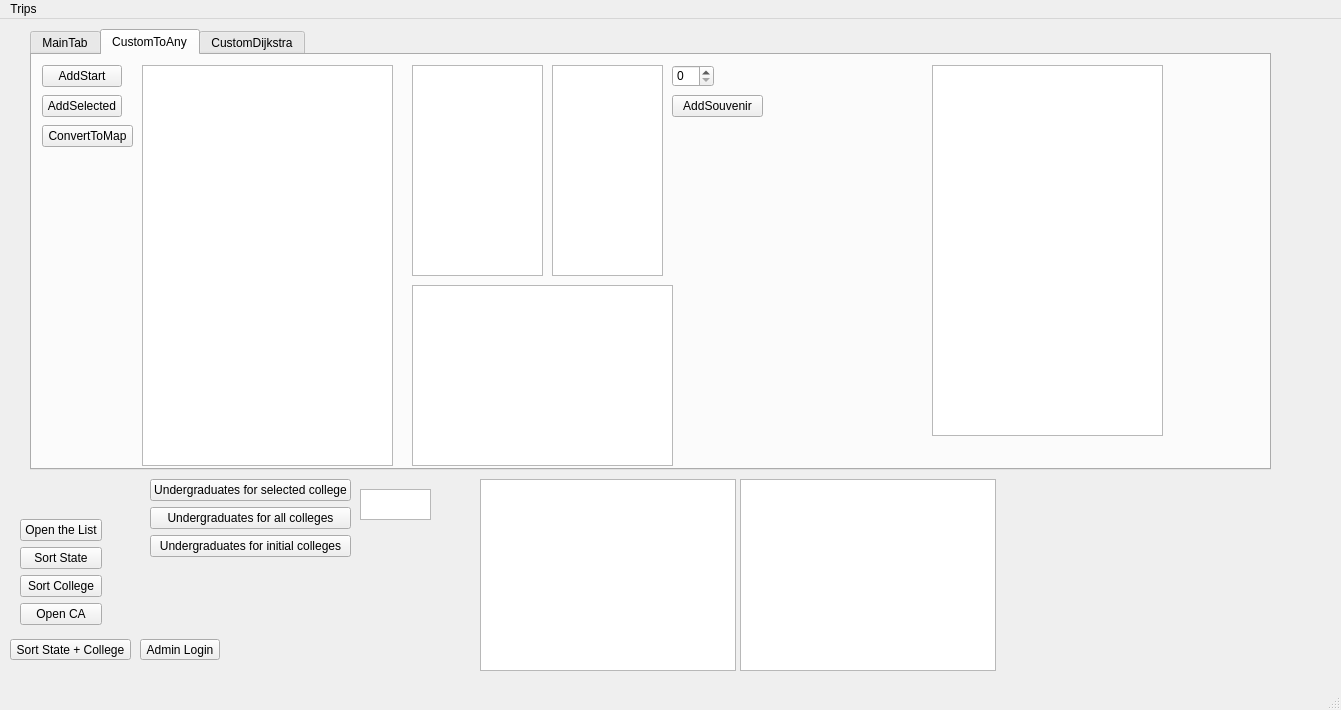
Qt form CollegeTouring/mainwindow.ui (Savant-sys/College-Touring) before a commit.
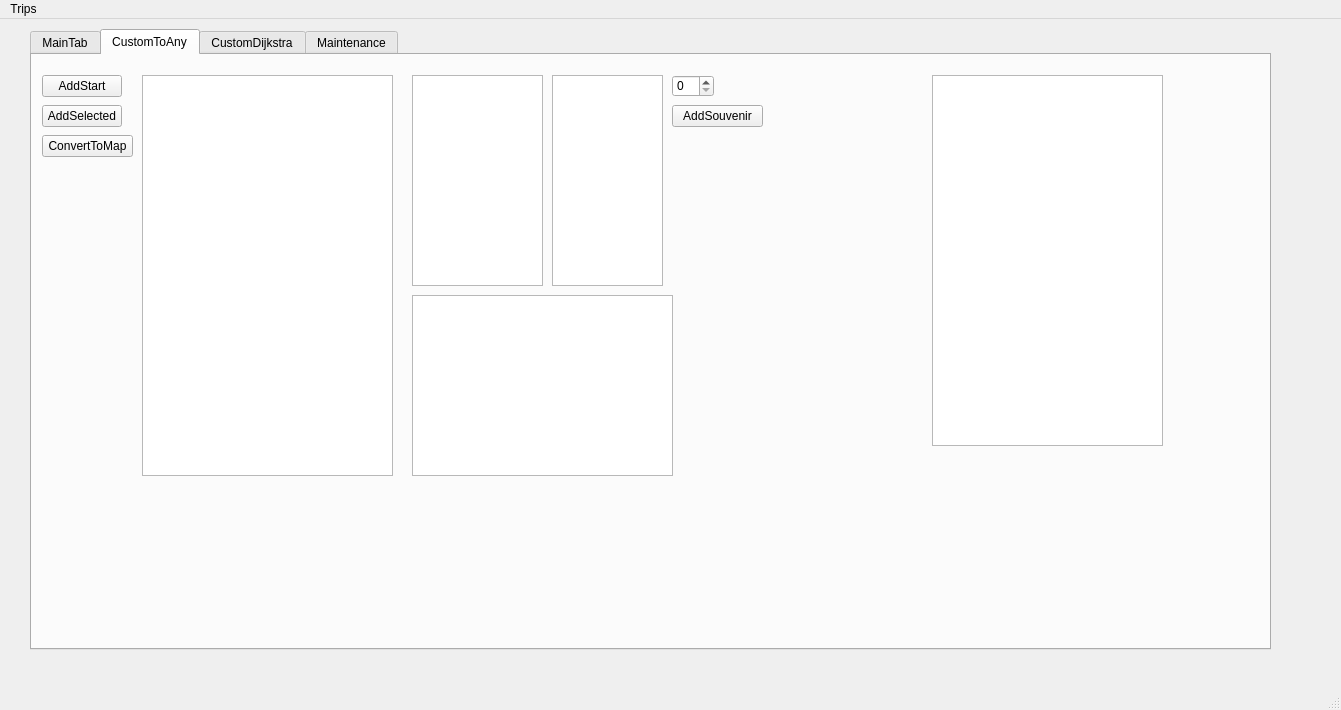
The same form after that commit. The open tabs and pages were chosen to show the change.

The edit to the form file:
```diff
--- a/CollegeTouring/mainwindow.ui
+++ b/CollegeTouring/mainwindow.ui
@@ -14,59 +14,13 @@
    <string>MainWindow</string>
   </property>
   <widget class="QWidget" name="centralwidget">
-   <widget class="QListWidget" name="customList">
-    <property name="geometry">
-     <rect>
-      <x>480</x>
-      <y>460</y>
-      <width>256</width>
-      <height>192</height>
-     </rect>
-    </property>
-   </widget>
-   <widget class="QListWidget" name="menuList">
-    <property name="geometry">
-     <rect>
-      <x>740</x>
-      <y>460</y>
-      <width>256</width>
-      <height>192</height>
-     </rect>
-    </property>
-   </widget>
-   <widget class="QPushButton" name="sortStateCollege">
-    <property name="geometry">
-     <rect>
-      <x>10</x>
-      <y>620</y>
-      <width>121</width>
-      <height>21</height>
-     </rect>
-    </property>
-    <property name="text">
-     <string>Sort State + College</string>
-    </property>
-   </widget>
-   <widget class="QPushButton" name="adminPop">
-    <property name="geometry">
-     <rect>
-      <x>140</x>
-      <y>620</y>
-      <width>80</width>
-      <height>21</height>
-     </rect>
-    </property>
-    <property name="text">
-     <string>Admin Login</string>
-    </property>
-   </widget>
    <widget class="QStackedWidget" name="stackedWidget">
     <property name="geometry">
      <rect>
       <x>10</x>
       <y>10</y>
       <width>1271</width>
-      <height>441</height>
+      <height>631</height>
      </rect>
     </property>
     <widget class="QWidget" name="page">
@@ -76,7 +30,7 @@
         <x>20</x>
         <y>0</y>
         <width>1241</width>
-        <height>441</height>
+        <height>621</height>
        </rect>
       </property>
       <property name="currentIndex">
@@ -96,95 +50,161 @@
          </rect>
         </property>
        </widget>
+       <widget class="QWidget" name="layoutWidget">
+        <property name="geometry">
+         <rect>
+          <x>10</x>
+          <y>400</y>
+          <width>186</width>
+          <height>139</height>
+         </rect>
+        </property>
+        <layout class="QVBoxLayout" name="verticalLayout_2">
+         <item>
+          <widget class="QPushButton" name="openCA">
+           <property name="text">
+            <string>Open CA</string>
+           </property>
+          </widget>
+         </item>
+         <item>
+          <widget class="QPushButton" name="openAll">
+           <property name="text">
+            <string>Open all</string>
+           </property>
+          </widget>
+         </item>
+         <item>
+          <widget class="QPushButton" name="sortStateStart">
+           <property name="text">
+            <string>Sort State + Start Colleges</string>
+           </property>
+          </widget>
+         </item>
+         <item>
+          <widget class="QPushButton" name="sortStateEnd">
+           <property name="text">
+            <string>Sort State + End Colleges</string>
+           </property>
+          </widget>
+         </item>
+        </layout>
+       </widget>
+       <widget class="QWidget" name="layoutWidget">
+        <property name="geometry">
+         <rect>
+          <x>200</x>
+          <y>390</y>
+          <width>252</width>
+          <height>165</height>
+         </rect>
+        </property>
+        <layout class="QVBoxLayout" name="verticalLayout">
+         <item>
+          <widget class="QPushButton" name="UnderSelected">
+           <property name="text">
+            <string>Undergraduates for selected college</string>
+           </property>
+          </widget>
+         </item>
+         <item>
+          <widget class="QPushButton" name="UnderAll">
+           <property name="text">
+            <string>Undergraduates for all colleges</string>
+           </property>
+          </widget>
+         </item>
+         <item>
+          <widget class="QPushButton" name="UnderInitial">
+           <property name="text">
+            <string>Undergraduates for initial colleges</string>
+           </property>
+          </widget>
+         </item>
+        </layout>
+       </widget>
+       <widget class="QTextBrowser" name="textBrowser">
+        <property name="geometry">
+         <rect>
+          <x>490</x>
+          <y>470</y>
+          <width>101</width>
+          <height>31</height>
+         </rect>
+        </property>
+        <property name="verticalScrollBarPolicy">
+         <enum>Qt::ScrollBarAlwaysOff</enum>
+        </property>
+        <property name="horizontalScrollBarPolicy">
+         <enum>Qt::ScrollBarAlwaysOff</enum>
+        </property>
+       </widget>
+       <widget class="QPushButton" name="adminPop">
+        <property name="geometry">
+         <rect>
+          <x>1020</x>
+          <y>500</y>
+          <width>101</width>
+          <height>31</height>
+         </rect>
+        </property>
+        <property name="text">
+         <string>Admin Login</string>
+        </property>
+       </widget>
       </widget>
       <widget class="QWidget" name="tab_2">
        <attribute name="title">
         <string>CustomToAny</string>
        </attribute>
-       <widget class="QPushButton" name="pushButton">
-        <property name="geometry">
-         <rect>
-          <x>10</x>
-          <y>10</y>
-          <width>80</width>
-          <height>22</height>
-         </rect>
-        </property>
-        <property name="text">
-         <string>AddStart</string>
-        </property>
-       </widget>
-       <widget class="QListWidget" name="CustomTripList">
-        <property name="geometry">
-         <rect>
-          <x>110</x>
-          <y>10</y>
-          <width>251</width>
-          <height>401</height>
-         </rect>
-        </property>
-       </widget>
-       <widget class="QPushButton" name="pushButton_2">
-        <property name="geometry">
-         <rect>
-          <x>10</x>
-          <y>40</y>
-          <width>80</width>
-          <height>22</height>
-         </rect>
-        </property>
-        <property name="text">
-         <string>AddSelected</string>
-        </property>
-       </widget>
-       <widget class="QListWidget" name="CustomTripSouvs">
-        <property name="geometry">
-         <rect>
-          <x>380</x>
-          <y>10</y>
-          <width>131</width>
-          <height>211</height>
-         </rect>
-        </property>
-       </widget>
-       <widget class="QListWidget" name="CustomTripPrices">
-        <property name="geometry">
-         <rect>
-          <x>520</x>
-          <y>10</y>
-          <width>111</width>
-          <height>211</height>
-         </rect>
-        </property>
-       </widget>
-       <widget class="QSpinBox" name="spinBox">
-        <property name="geometry">
-         <rect>
-          <x>640</x>
-          <y>10</y>
-          <width>42</width>
-          <height>22</height>
-         </rect>
-        </property>
-        <property name="maximum">
-         <number>10</number>
-        </property>
-       </widget>
        <widget class="QTableWidget" name="Cart">
         <property name="geometry">
          <rect>
           <x>900</x>
-          <y>10</y>
+          <y>20</y>
           <width>231</width>
           <height>371</height>
          </rect>
         </property>
        </widget>
+       <widget class="QListWidget" name="CustomTripSouvs">
+        <property name="geometry">
+         <rect>
+          <x>380</x>
+          <y>20</y>
+          <width>131</width>
+          <height>211</height>
+         </rect>
+        </property>
+       </widget>
+       <widget class="QPushButton" name="CustomConvert">
+        <property name="geometry">
+         <rect>
+          <x>10</x>
+          <y>80</y>
+          <width>91</width>
+          <height>22</height>
+         </rect>
+        </property>
+        <property name="text">
+         <string>ConvertToMap</string>
+        </property>
+       </widget>
+       <widget class="QListWidget" name="CustomTripPrices">
+        <property name="geometry">
+         <rect>
+          <x>520</x>
+          <y>20</y>
+          <width>111</width>
+          <height>211</height>
+         </rect>
+        </property>
+       </widget>
        <widget class="QPushButton" name="AddToCart">
         <property name="geometry">
          <rect>
           <x>640</x>
-          <y>40</y>
+          <y>50</y>
           <width>91</width>
           <height>22</height>
          </rect>
@@ -197,7 +217,7 @@
         <property name="geometry">
          <rect>
           <x>380</x>
-          <y>230</y>
+          <y>240</y>
           <width>261</width>
           <height>181</height>
          </rect>
@@ -207,17 +227,53 @@
         <property name="geometry">
          <rect>
           <x>10</x>
-          <y>70</y>
-          <width>91</width>
+          <y>20</y>
+          <width>80</width>
           <height>22</height>
          </rect>
         </property>
         <property name="text">
-         <string>ConvertToMap</string>
+         <string>AddStart</string>
+        </property>
+       </widget>
+       <widget class="QSpinBox" name="spinBox">
+        <property name="geometry">
+         <rect>
+          <x>640</x>
+          <y>20</y>
+          <width>42</width>
+          <height>22</height>
+         </rect>
+        </property>
+        <property name="maximum">
+         <number>10</number>
+        </property>
+       </widget>
+       <widget class="QListWidget" name="CustomTripList">
+        <property name="geometry">
+         <rect>
+          <x>110</x>
+          <y>20</y>
+          <width>251</width>
+          <height>401</height>
+         </rect>
+        </property>
+       </widget>
+       <widget class="QPushButton" name="pushButton_2">
+        <property name="geometry">
+         <rect>
+          <x>10</x>
+          <y>50</y>
+          <width>80</width>
+          <height>22</height>
+         </rect>
+        </property>
+        <property name="text">
+         <string>AddSelected</string>
         </property>
        </widget>
       </widget>
-      <widget class="QWidget" name="tab_3">
+      <widget class="QWidget" name="tab_4">
        <attribute name="title">
         <string>CustomDijkstra</string>
        </attribute>
@@ -281,99 +337,84 @@
         </property>
        </widget>
       </widget>
+      <widget class="QWidget" name="tab_3">
+       <attribute name="title">
+        <string>Maintenance</string>
+       </attribute>
+       <widget class="QListWidget" name="menuAdminList">
+        <property name="geometry">
+         <rect>
+          <x>0</x>
+          <y>10</y>
+          <width>1231</width>
+          <height>311</height>
+         </rect>
+        </property>
+       </widget>
+       <widget class="QPushButton" name="pushButton_3">
+        <property name="geometry">
+         <rect>
+          <x>10</x>
+          <y>370</y>
+          <width>151</width>
+          <height>31</height>
+         </rect>
+        </property>
+        <property name="text">
+         <string>Add New Colleges</string>
+        </property>
+       </widget>
+       <widget class="QLabel" name="label_8">
+        <property name="geometry">
+         <rect>
+          <x>290</x>
+          <y>350</y>
+          <width>31</width>
+          <height>16</height>
+         </rect>
+        </property>
+        <property name="text">
+         <string>Price</string>
+        </property>
+       </widget>
+       <widget class="QTextEdit" name="itemnameText">
+        <property name="geometry">
+         <rect>
+          <x>170</x>
+          <y>370</y>
+          <width>111</width>
+          <height>31</height>
+         </rect>
+        </property>
+       </widget>
+       <widget class="QLineEdit" name="priceText">
+        <property name="geometry">
+         <rect>
+          <x>170</x>
+          <y>340</y>
+          <width>111</width>
+          <height>31</height>
+         </rect>
+        </property>
+       </widget>
+       <widget class="QLabel" name="label_7">
+        <property name="geometry">
+         <rect>
+          <x>290</x>
+          <y>380</y>
+          <width>71</width>
+          <height>16</height>
+         </rect>
+        </property>
+        <property name="text">
+         <string>Item Name</string>
+        </property>
+       </widget>
+      </widget>
      </widget>
     </widget>
     <widget class="QWidget" name="page_2"/>
    </widget>
-   <widget class="QTextBrowser" name="textBrowser">
-    <property name="geometry">
-     <rect>
-      <x>360</x>
-      <y>470</y>
-      <width>71</width>
-      <height>31</height>
-     </rect>
-    </property>
-    <property name="verticalScrollBarPolicy">
-     <enum>Qt::ScrollBarAlwaysOff</enum>
-    </property>
-    <property name="horizontalScrollBarPolicy">
-     <enum>Qt::ScrollBarAlwaysOff</enum>
-    </property>
-   </widget>
-   <widget class="QWidget" name="layoutWidget">
-    <property name="geometry">
-     <rect>
-      <x>150</x>
-      <y>460</y>
-      <width>201</width>
-      <height>80</height>
-     </rect>
-    </property>
-    <layout class="QVBoxLayout" name="verticalLayout">
-     <item>
-      <widget class="QPushButton" name="UnderSelected">
-       <property name="text">
-        <string>Undergraduates for selected college</string>
-       </property>
-      </widget>
-     </item>
-     <item>
-      <widget class="QPushButton" name="UnderAll">
-       <property name="text">
-        <string>Undergraduates for all colleges</string>
-       </property>
-      </widget>
-     </item>
-     <item>
-      <widget class="QPushButton" name="UnderInitial">
-       <property name="text">
-        <string>Undergraduates for initial colleges</string>
-       </property>
-      </widget>
-     </item>
-    </layout>
-   </widget>
-   <widget class="QWidget" name="layoutWidget">
-    <property name="geometry">
-     <rect>
-      <x>20</x>
-      <y>500</y>
-      <width>82</width>
-      <height>108</height>
-     </rect>
-    </property>
-    <layout class="QVBoxLayout" name="verticalLayout_2">
-     <item>
-      <widget class="QPushButton" name="openTheList">
-       <property name="text">
-        <string>Open the List</string>
-       </property>
-      </widget>
-     </item>
-     <item>
-      <widget class="QPushButton" name="sortState">
-       <property name="text">
-        <string>Sort State</string>
-       </property>
-      </widget>
-     </item>
-     <item>
-      <widget class="QPushButton" name="sortCollege">
-       <property name="text">
-        <string>Sort College</string>
-       </property>
-      </widget>
-     </item>
-     <item>
-      <widget class="QPushButton" name="openCA">
-       <property name="text">
-        <string>Open CA</string>
-       </property>
-      </widget>
-     </item>
-    </layout>
-   </widget>
   </widget>
   <widget class="QMenuBar" name="menubar">
    <property name="geometry">
```
Left out of the diff: 78 changed lines with no effect on the pictures.
